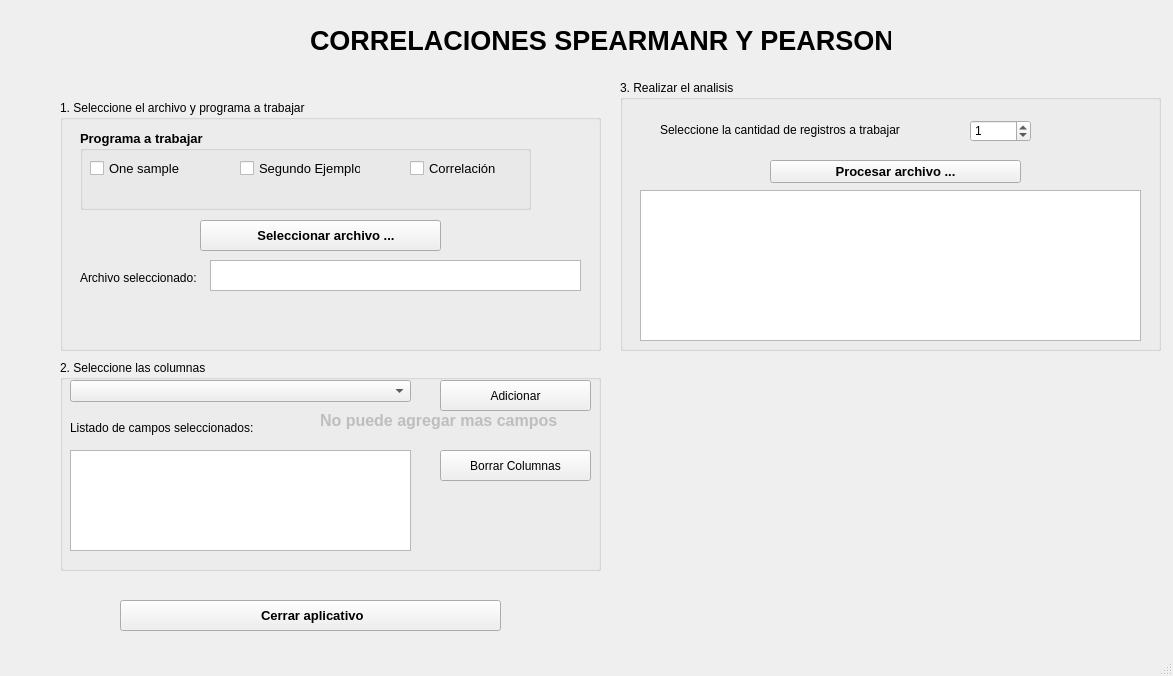
Old version of the form GUI.ui in the repository Marlon9604/Analisis.
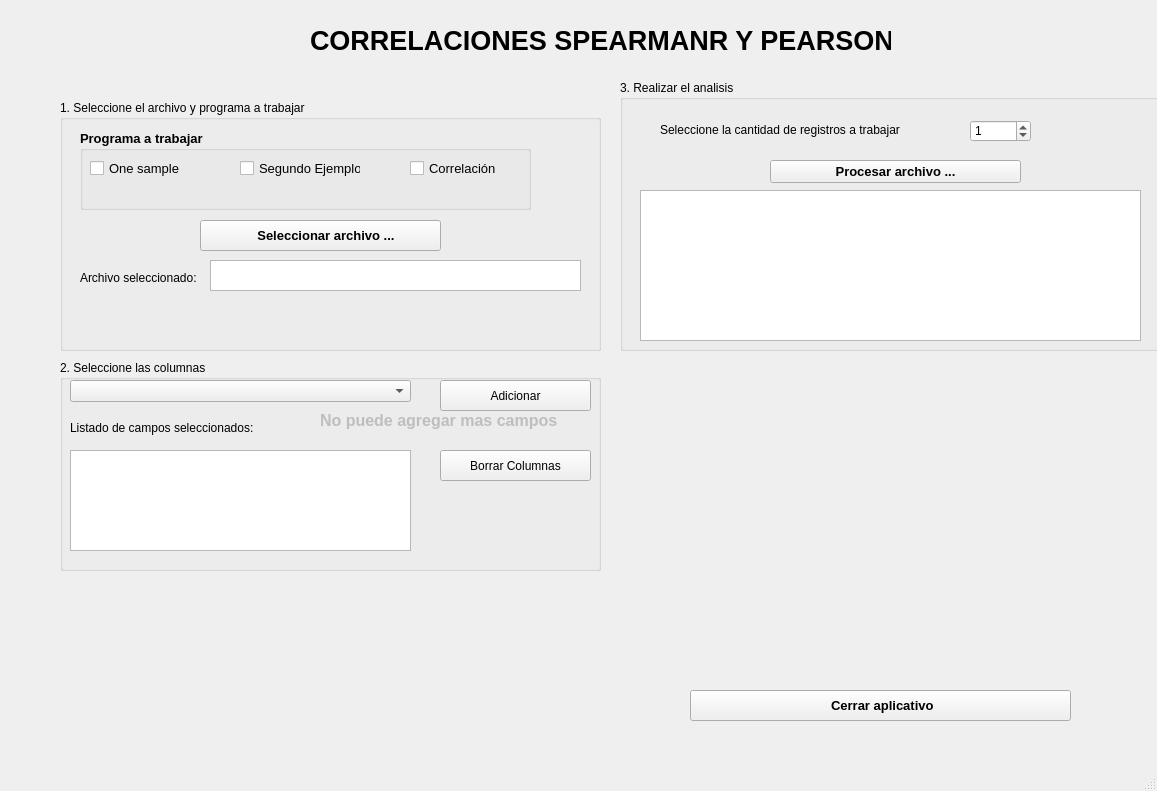
New version of the form. Icons and pictures are not drawn.

```diff
--- a/GUI.ui
+++ b/GUI.ui
@@ -6,8 +6,8 @@
    <rect>
     <x>0</x>
     <y>0</y>
-    <width>1173</width>
-    <height>676</height>
+    <width>1157</width>
+    <height>791</height>
    </rect>
   </property>
   <property name="windowTitle">
@@ -17,8 +17,8 @@
    <widget class="QPushButton" name="cerrarAplicativo">
     <property name="geometry">
      <rect>
-      <x>120</x>
-      <y>600</y>
+      <x>690</x>
+      <y>690</y>
       <width>381</width>
       <height>31</height>
      </rect>
@@ -454,10 +454,10 @@
    <widget class="QLabel" name="ImagenColores">
     <property name="geometry">
      <rect>
-      <x>710</x>
-      <y>360</y>
-      <width>341</width>
-      <height>271</height>
+      <x>700</x>
+      <y>380</y>
+      <width>371</width>
+      <height>251</height>
      </rect>
     </property>
     <property name="text">
```
Left out of the diff: 4 changed lines with no effect on the pictures.
